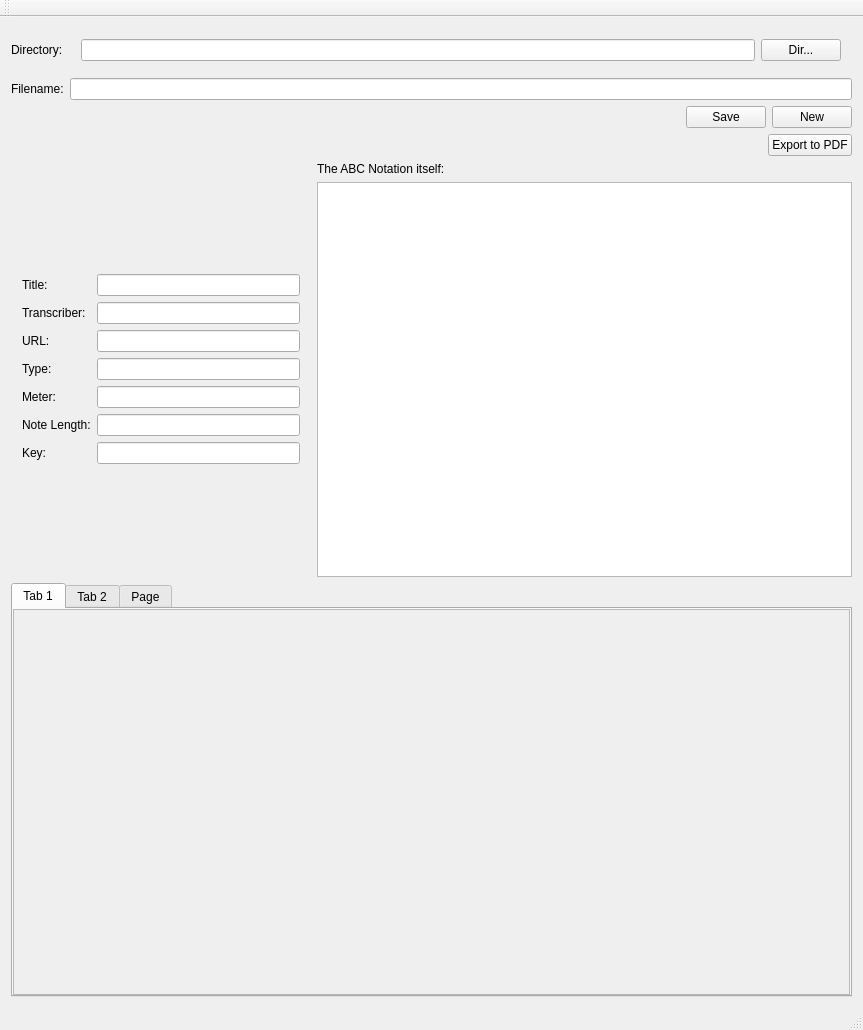
Above: mainwindow.ui from monkeyAndWolf/TuneEditor before the change. Below: the same form after it.
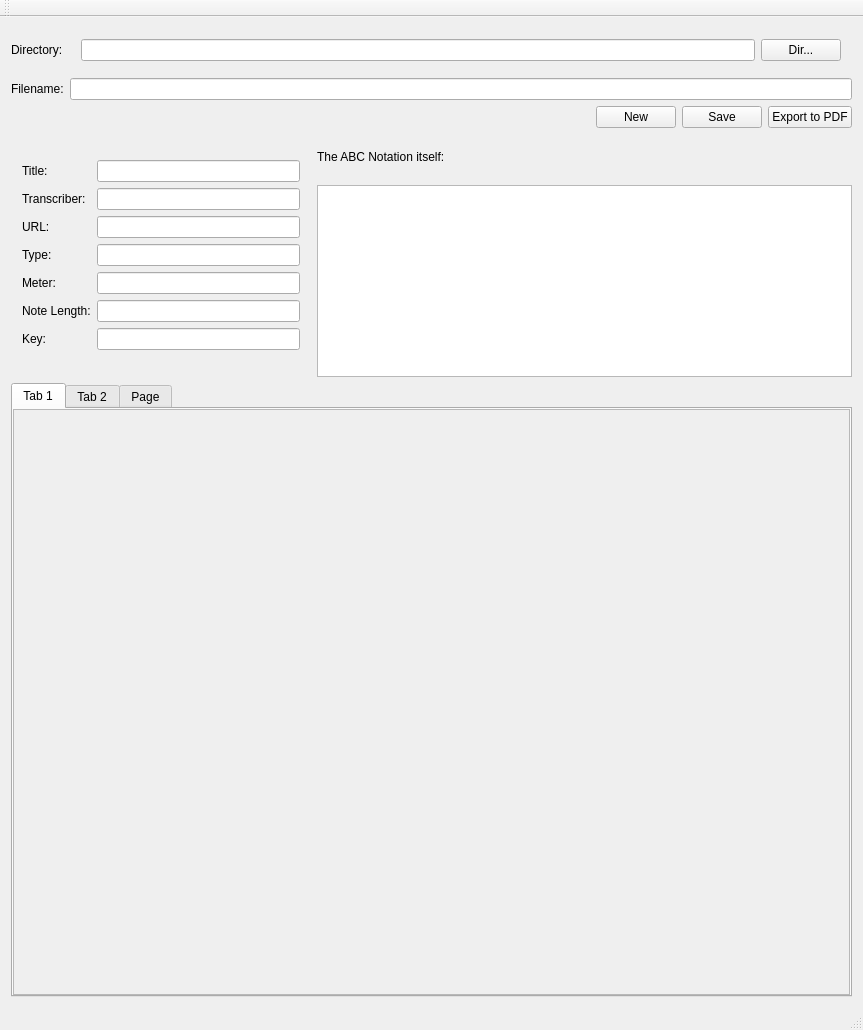
That is the form after the change.

Commit message: Rearranged the front end components to give more room to the sheet music display area.

```diff
--- a/mainwindow.ui
+++ b/mainwindow.ui
@@ -76,13 +76,6 @@
             </property>
            </spacer>
           </item>
-          <item>
-           <widget class="QPushButton" name="buttonSave">
-            <property name="text">
-             <string>Save</string>
-            </property>
-           </widget>
-          </item>
           <item>
            <widget class="QPushButton" name="buttonNew">
             <property name="text">
@@ -90,6 +83,20 @@
             </property>
            </widget>
           </item>
+          <item>
+           <widget class="QPushButton" name="buttonSave">
+            <property name="text">
+             <string>Save</string>
+            </property>
+           </widget>
+          </item>
+          <item>
+           <widget class="QPushButton" name="buttonPdf">
+            <property name="text">
+             <string>Export to PDF</string>
+            </property>
+           </widget>
+          </item>
          </layout>
         </item>
         <item row="3" column="1">
@@ -97,26 +104,6 @@
           <property name="bottomMargin">
            <number>0</number>
           </property>
-          <item>
-           <spacer name="horizontalSpacer_2">
-            <property name="orientation">
-             <enum>Qt::Horizontal</enum>
-            </property>
-            <property name="sizeHint" stdset="0">
-             <size>
-              <width>40</width>
-              <height>20</height>
-             </size>
-            </property>
-           </spacer>
-          </item>
-          <item>
-           <widget class="QPushButton" name="buttonPdf">
-            <property name="text">
-             <string>Export to PDF</string>
-            </property>
-           </widget>
-          </item>
          </layout>
         </item>
        </layout>
@@ -236,7 +223,14 @@
          </widget>
         </item>
         <item>
-         <widget class="QTextEdit" name="editABC"/>
+         <widget class="QTextEdit" name="editABC">
+          <property name="sizePolicy">
+           <sizepolicy hsizetype="Expanding" vsizetype="Minimum">
+            <horstretch>0</horstretch>
+            <verstretch>0</verstretch>
+           </sizepolicy>
+          </property>
+         </widget>
         </item>
        </layout>
       </item>
@@ -278,7 +272,7 @@
              <x>0</x>
              <y>0</y>
              <width>831</width>
-             <height>355</height>
+             <height>520</height>
             </rect>
            </property>
           </widget>
```
Left out of the diff: 2 changed lines with no effect on the pictures.
